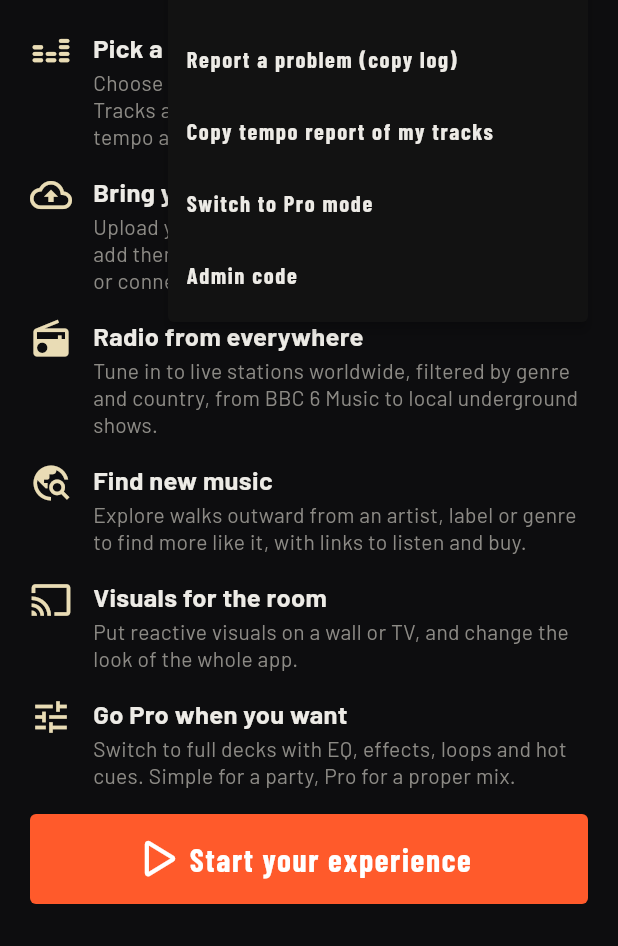
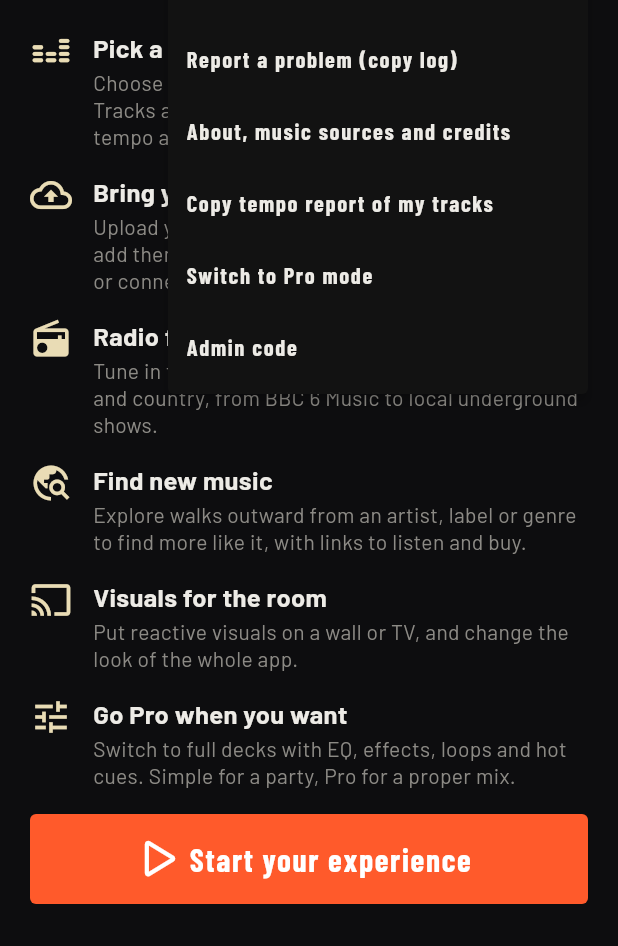
Before and after one commit to ben-clift/SetFlow, a Flutter app: the screen it shows after launch, after a tap on the "more vert" icon, on a phone screen of 412 x 824 dp, the part 290-1236 px from its top. Run offline on Flutter 3.47's test engine with Material 3 defaults, Android fonts, the phone set to English and light mode, and no system bars; our stand-ins replace file_picker, image_picker, permission_handler, share_plus, shared_preferences and 2 more; missing offline and left inert: dart:ffi, google_mlkit_text_recognition, photo_manager; accounts and stored records are empty.

Commit message:
Booth copy for free music, empty-state guidance, About and credits dialog
Co-Authored-By: Claude Sonnet 5.5 <noreply@anthropic.com>
Claude-Session: https://claude.ai/code/session_01YCEXcqMYGQgKHRSULhNeTU

```diff
--- a/lib/ui/simple_view.dart
+++ b/lib/ui/simple_view.dart
@@ -1182,7 +1182,7 @@ class _SimpleViewState extends State<SimpleView> with WidgetsBindingObserver {
         while (mounted && run == _run && paths().length < _firstTracks) {
           if (DateTime.now().difference(started).inMinutes >= 5) {
             if (paths().isEmpty) {
-              setState(() => _note = 'Could not find music. Check your internet and try again.');
+              setState(() => _note = 'No music found yet. Add your own music (Google Drive, Dropbox or your phone) from the Home screen, check your internet, or tune in to Radio instead.');
               return;
             }
             break; // slow network: start with what has arrived
@@ -1846,6 +1846,28 @@ class _SimpleViewState extends State<SimpleView> with WidgetsBindingObserver {
     _toast('Copied the tempo report for ${rows.length} tracks. Paste it into a message.');
   }
 
+  void _about() {
+    showDialog<void>(
+      context: context,
+      builder: (ctx) => AlertDialog(
+        title: const Text('About Setflow'),
+        content: const SingleChildScrollView(
+          child: Text(
+            'Setflow builds a DJ set from your own music and from free, legal sources.\n\n'
+            'Free music: Jamendo and the Internet Archive, played under the licence each artist chose. '
+            'Each track shows where it came from. Some tracks are listen-only and are removed once played.\n\n'
+            'Radio: stations from the open Radio Browser directory (radio-browser.info). '
+            'BBC, NTS and other well-known stations open on their own sites.\n\n'
+            'Pictures in the visuals: The Metropolitan Museum of Art, Open Access (public domain).\n\n'
+            'Your music stays on your phone, Google Drive, Dropbox or Mac. Setflow has no accounts and does not collect personal data.\n\n'
+            'Built on SideDeck by Manuel Jiménez (GPL-3.0-or-later).',
+          ),
+        ),
+        actions: [TextButton(onPressed: () => Navigator.pop(ctx), child: const Text('Close'))],
+      ),
+    );
+  }
+
   void _copyLog() {
     Clipboard.setData(ClipboardData(text: DebugLog.instance.lines.join("\n")));
     DebugLog.instance.markCopied();
@@ -1909,6 +1931,7 @@ class _SimpleViewState extends State<SimpleView> with WidgetsBindingObserver {
                     PopupMenuButton<String>(
                       onSelected: (v) {
                         if (v == 'log') _copyLog();
+                        if (v == 'about') _about();
                         if (v == 'tempo') _copyTempoReport();
                         if (v == 'mac') _macSheet();
                         if (v == 'explore') Navigator.of(context).push(MaterialPageRoute<void>(builder: (_) => ExplorePage(host: fullAppFinderHost(widget.library))));
@@ -1931,6 +1954,7 @@ class _SimpleViewState extends State<SimpleView> with WidgetsBindingObserver {
                         const PopupMenuItem(value: 'explore', child: Text('Explore: find new artists, labels and tracks')),
                         const PopupMenuItem(value: 'mac', child: Text('Connect my Mac (shared folders)')),
                         const PopupMenuItem(value: 'log', child: Text('Report a problem (copy log)')),
+                        const PopupMenuItem(value: 'about', child: Text('About, music sources and credits')),
                         const PopupMenuItem(value: 'tempo', child: Text('Copy tempo report of my tracks')),
                         const PopupMenuItem(value: 'pro', child: Text('Switch to Pro mode')),
                         PopupMenuItem(value: 'admin', child: Text(Admin.on.value ? 'Admin: turn off' : 'Admin code')),
@@ -2206,7 +2230,7 @@ class _SimpleViewState extends State<SimpleView> with WidgetsBindingObserver {
             style: TextStyle(fontSize: 26, fontWeight: FontWeight.w800)),
         const SizedBox(height: 6),
         const Text(
-          'Pick one or more, then tap Start. The music is found, downloaded and mixed for you.',
+          'Pick one or more, then tap Start. Your own music is used first, and Setflow finds free tracks to fill the set and blends everything in time.',
           style: TextStyle(color: Color(0xFFB8B3AA)),
         ),
         const SizedBox(height: 14),
```
